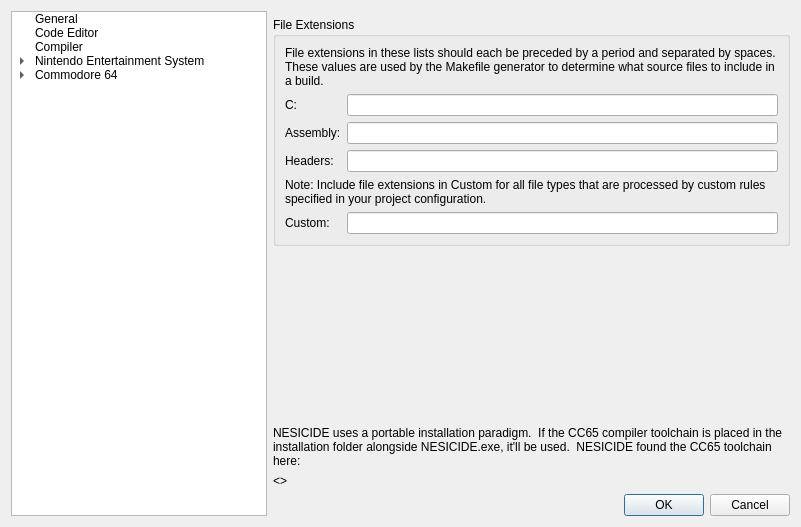
Old version of the form apps/ide/environmentsettingsdialog.ui in the repository christopherpow/nesicide.
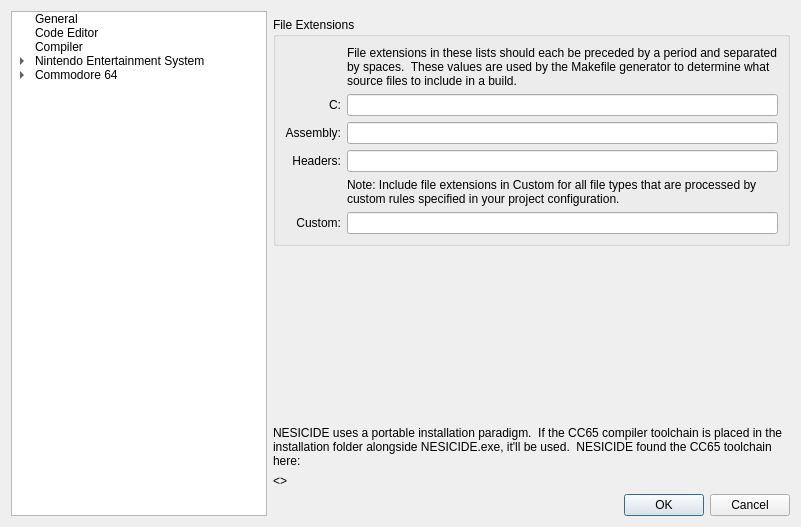
New version of the form. The open tabs and pages were chosen to show the change. Icons and pictures are not drawn.

```diff
--- a/apps/ide/environmentsettingsdialog.ui
+++ b/apps/ide/environmentsettingsdialog.ui
@@ -739,17 +739,45 @@
        <property name="bottomMargin">
         <number>0</number>
        </property>
+       <property name="spacing">
+        <number>6</number>
+       </property>
        <item row="0" column="0">
         <widget class="QGroupBox" name="groupBox_8">
          <property name="title">
           <string>File Extensions</string>
          </property>
-         <layout class="QFormLayout" name="formLayout_2">
+         <layout class="QGridLayout" name="gridLayout_11" columnstretch="0,1">
+          <property name="sizeConstraint">
+           <enum>QLayout::SetDefaultConstraint</enum>
+          </property>
+          <property name="spacing">
+           <number>6</number>
+          </property>
+          <item row="0" column="1">
+           <widget class="QLabel" name="label_10">
+            <property name="text">
+             <string>File extensions in these lists should each be preceded by a period and separated by spaces.  These values are used by the Makefile generator to determine what source files to include in a build.</string>
+            </property>
+            <property name="wordWrap">
+             <bool>true</bool>
+            </property>
+           </widget>
+          </item>
           <item row="1" column="0">
            <widget class="QLabel" name="label_5">
+            <property name="sizePolicy">
+             <sizepolicy hsizetype="Preferred" vsizetype="Preferred">
+              <horstretch>0</horstretch>
+              <verstretch>0</verstretch>
+             </sizepolicy>
+            </property>
             <property name="text">
              <string>C:</string>
             </property>
+            <property name="alignment">
+             <set>Qt::AlignRight|Qt::AlignTrailing|Qt::AlignVCenter</set>
+            </property>
            </widget>
           </item>
           <item row="1" column="1">
@@ -757,9 +785,18 @@
           </item>
           <item row="2" column="0">
            <widget class="QLabel" name="label_6">
+            <property name="sizePolicy">
+             <sizepolicy hsizetype="Preferred" vsizetype="Preferred">
+              <horstretch>0</horstretch>
+              <verstretch>0</verstretch>
+             </sizepolicy>
+            </property>
             <property name="text">
              <string>Assembly:</string>
             </property>
+            <property name="alignment">
+             <set>Qt::AlignRight|Qt::AlignTrailing|Qt::AlignVCenter</set>
+            </property>
            </widget>
           </item>
           <item row="2" column="1">
@@ -767,32 +804,31 @@
           </item>
           <item row="3" column="0">
            <widget class="QLabel" name="label_13">
+            <property name="sizePolicy">
+             <sizepolicy hsizetype="Preferred" vsizetype="Preferred">
+              <horstretch>0</horstretch>
+              <verstretch>0</verstretch>
+             </sizepolicy>
+            </property>
             <property name="text">
              <string>Headers:</string>
             </property>
+            <property name="alignment">
+             <set>Qt::AlignRight|Qt::AlignTrailing|Qt::AlignVCenter</set>
+            </property>
            </widget>
           </item>
           <item row="3" column="1">
-           <widget class="QLineEdit" name="headerExtensions"/>
-          </item>
-          <item row="0" column="0" colspan="2">
-           <widget class="QLabel" name="label_10">
-            <property name="text">
-             <string>File extensions in these lists should each be preceded by a period and separated by spaces.  These values are used by the Makefile generator to determine what source files to include in a build.</string>
+           <widget class="QLineEdit" name="headerExtensions">
+            <property name="sizePolicy">
+             <sizepolicy hsizetype="Expanding" vsizetype="Fixed">
+              <horstretch>0</horstretch>
+              <verstretch>0</verstretch>
+             </sizepolicy>
             </property>
-            <property name="wordWrap">
-             <bool>true</bool>
-            </property>
            </widget>
           </item>
-          <item row="6" column="0">
-           <widget class="QLabel" name="label_18">
-            <property name="text">
-             <string>Custom:</string>
-            </property>
-           </widget>
-          </item>
-          <item row="4" column="0" colspan="2">
+          <item row="4" column="1">
            <widget class="QLabel" name="label_19">
             <property name="text">
              <string>Note: Include file extensions in Custom for all file types that are processed by custom rules specified in your project configuration.</string>
@@ -805,8 +841,31 @@
             </property>
            </widget>
           </item>
-          <item row="6" column="1">
-           <widget class="QLineEdit" name="customExtensions"/>
+          <item row="5" column="0">
+           <widget class="QLabel" name="label_18">
+            <property name="sizePolicy">
+             <sizepolicy hsizetype="Preferred" vsizetype="Preferred">
+              <horstretch>0</horstretch>
+              <verstretch>0</verstretch>
+             </sizepolicy>
+            </property>
+            <property name="text">
+             <string>Custom:</string>
+            </property>
+            <property name="alignment">
+             <set>Qt::AlignRight|Qt::AlignTrailing|Qt::AlignVCenter</set>
+            </property>
+           </widget>
+          </item>
+          <item row="5" column="1">
+           <widget class="QLineEdit" name="customExtensions">
+            <property name="sizePolicy">
+             <sizepolicy hsizetype="Expanding" vsizetype="Fixed">
+              <horstretch>0</horstretch>
+              <verstretch>0</verstretch>
+             </sizepolicy>
+            </property>
+           </widget>
           </item>
          </layout>
         </widget>
```
Left out of the diff: 37 changed lines with no effect on the pictures.
